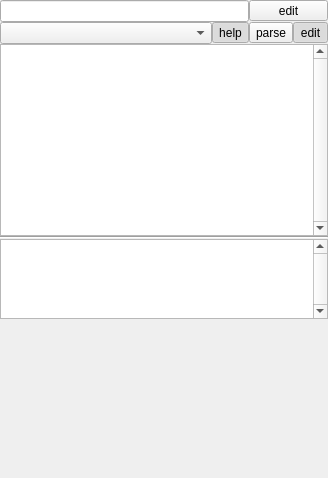
First picture: the form in chisurf/models/parse/parseWidget.ui, repository Fluorescence-Tools/chisurf, before the edit.
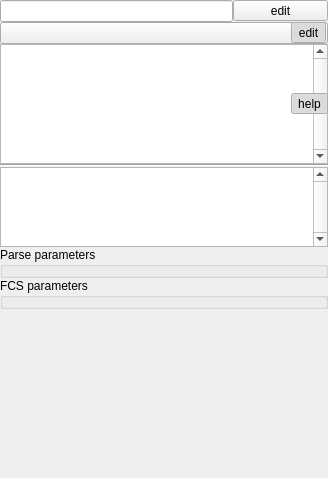
Second picture: the form after the edit.

Commit message: Add toggle buttons for equation editing and display modes with mutual exclusivity and event-driven mode switching

Diff of the .ui file:
```diff
--- a/chisurf/models/parse/parseWidget.ui
+++ b/chisurf/models/parse/parseWidget.ui
@@ -93,11 +93,17 @@
    <item row="3" column="0" colspan="6">
     <widget class="QTextBrowser" name="textEdit">
      <property name="sizePolicy">
-      <sizepolicy hsizetype="Minimum" vsizetype="Minimum">
+      <sizepolicy hsizetype="Expanding" vsizetype="Minimum">
        <horstretch>0</horstretch>
        <verstretch>0</verstretch>
       </sizepolicy>
      </property>
+     <property name="maximumSize">
+      <size>
+       <width>16777215</width>
+       <height>120</height>
+      </size>
+     </property>
      <property name="verticalScrollBarPolicy">
       <enum>Qt::ScrollBarAlwaysOn</enum>
      </property>
@@ -106,17 +112,55 @@
      </property>
     </widget>
    </item>
-   <item row="2" column="4">
-    <widget class="QToolButton" name="toolButton">
-     <property name="text">
-      <string>parse</string>
-     </property>
-    </widget>
-   </item>
    <item row="7" column="0" colspan="6">
-    <layout class="QGridLayout" name="gridLayout_1"/>
+    <widget class="QGroupBox" name="groupBox_parse">
+     <property name="title">
+      <string>Parse parameters</string>
+     </property>
+     <layout class="QGridLayout" name="gridLayout_1">
+      <property name="leftMargin">
+       <number>0</number>
+      </property>
+      <property name="topMargin">
+       <number>0</number>
+      </property>
+      <property name="rightMargin">
+       <number>0</number>
+      </property>
+      <property name="bottomMargin">
+       <number>0</number>
+      </property>
+      <property name="spacing">
+       <number>0</number>
+      </property>
+     </layout>
+    </widget>
    </item>
-   <item row="2" column="3">
+   <item row="8" column="0" colspan="6">
+    <widget class="QGroupBox" name="groupBox_fcs">
+     <property name="title">
+      <string>FCS parameters</string>
+     </property>
+     <layout class="QGridLayout" name="gridLayout_fcs">
+      <property name="leftMargin">
+       <number>0</number>
+      </property>
+      <property name="topMargin">
+       <number>0</number>
+      </property>
+      <property name="rightMargin">
+       <number>0</number>
+      </property>
+      <property name="bottomMargin">
+       <number>0</number>
+      </property>
+      <property name="spacing">
+       <number>0</number>
+      </property>
+     </layout>
+    </widget>
+   </item>
+   <item row="3" column="5">
     <widget class="QToolButton" name="toolButton_4">
      <property name="toolTip">
       <string>Display equation help/description.</string>
@@ -139,10 +183,10 @@
      </property>
     </widget>
    </item>
-   <item row="2" column="0" colspan="3">
+   <item row="2" column="0" colspan="6">
     <widget class="QComboBox" name="comboBox">
      <property name="sizePolicy">
-      <sizepolicy hsizetype="Minimum" vsizetype="Fixed">
+      <sizepolicy hsizetype="Expanding" vsizetype="Fixed">
        <horstretch>0</horstretch>
        <verstretch>0</verstretch>
       </sizepolicy>
```
Left out of the diff: 16 changed lines with no effect on the pictures. The commit also changes 1 other file.
